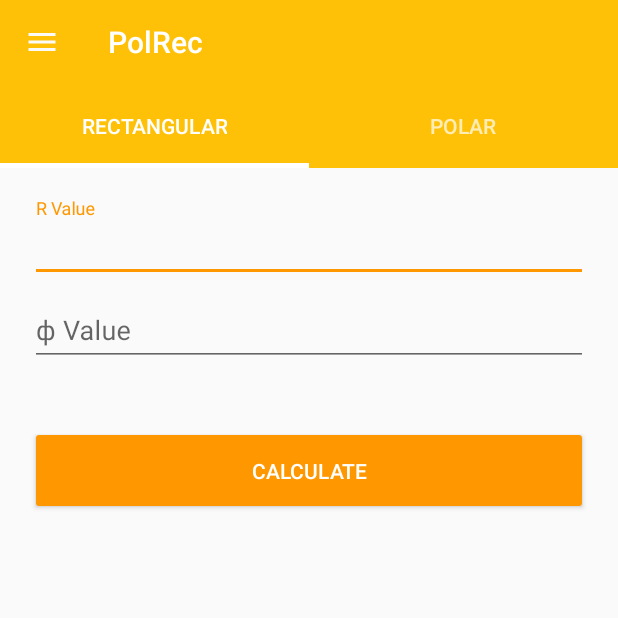
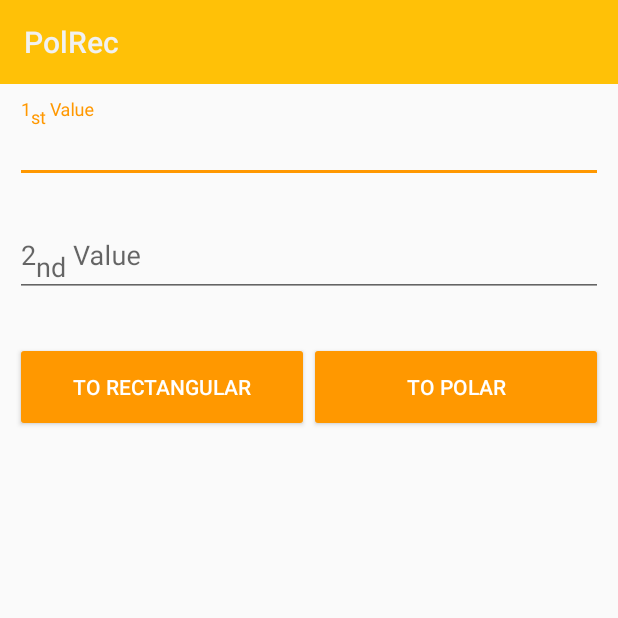
Before and after one commit to masbossun/PolRec, an Android app: the screen it shows after launch (MainActivity before the commit, ConvertActivity after it), on a phone screen of 412 x 824 dp, the top half of it. Run offline under Robolectric (Android 15) with nearby library versions, the phone set to English and light mode, and no system bars.

```diff
--- a/app/build.gradle
+++ b/app/build.gradle
@@ -1,5 +1,6 @@
 apply plugin: 'com.android.application'
 apply plugin: 'kotlin-android'
+apply plugin: 'kotlin-android-extensions'
 
 android {
     compileSdkVersion 26
@@ -28,7 +29,7 @@ dependencies {
     testImplementation 'junit:junit:4.12'
     androidTestImplementation 'com.android.support.test:runner:1.0.1'
     androidTestImplementation 'com.android.support.test.espresso:espresso-core:3.0.1'
-    compile "org.jetbrains.kotlin:kotlin-stdlib-jre7:$kotlin_version"
+    implementation "org.jetbrains.kotlin:kotlin-stdlib-jre7:$kotlin_version"
 }
 repositories {
     mavenCentral()
--- a/app/src/main/AndroidManifest.xml
+++ b/app/src/main/AndroidManifest.xml
@@ -10,7 +10,7 @@
         android:supportsRtl="true"
         android:theme="@style/Theme.AppCompat.Light.NoActionBar">
         <activity
-            android:name=".MainActivity"
+            android:name=".ConvertActivity"
             android:theme="@style/AppTheme"
             android:screenOrientation="portrait">
             <intent-filter>
--- a/app/src/main/java/com/masbossun/ryansetiagi/polrec/MainActivity.kt
+++ /dev/null
@@ -1,98 +0,0 @@
-package com.masbossun.ryansetiagi.polrec
-
-
-import android.content.Intent
-import android.content.pm.ActivityInfo
-import android.support.design.widget.NavigationView
-import android.support.v4.view.GravityCompat
-import android.support.v4.widget.DrawerLayout
-import android.support.v7.app.ActionBar
-import android.support.v7.app.AppCompatActivity
-import android.os.Bundle
-import android.support.design.widget.TabLayout
-import android.support.v4.view.ViewPager
-import android.support.v7.widget.Toolbar
-import android.util.Log
-import android.util.TimeFormatException
-import android.view.MenuItem
-import android.view.View
-import android.widget.TableLayout
-import android.widget.Toast
-
-
-class MainActivity : AppCompatActivity() {
-
-    private lateinit var mDrawerLayout: DrawerLayout
-
-    override fun onCreate(savedInstanceState: Bundle?) {
-        super.onCreate(savedInstanceState)
-        setContentView(R.layout.activity_main)
-
-        val toolbar = findViewById<View>(R.id.toolbar) as Toolbar
-        setSupportActionBar(toolbar)
-
-        val actionBar = supportActionBar
-        actionBar!!.setDisplayHomeAsUpEnabled(true)
-        actionBar.setHomeAsUpIndicator(R.drawable.ic_menu_white_24dp)
-
-        mDrawerLayout = findViewById(R.id.drawer_layout)
-
-        val navigationView = findViewById<NavigationView>(R.id.navView)
-        navigationView.setNavigationItemSelectedListener { item ->
-            item.isChecked = true
-            mDrawerLayout.closeDrawers()
-
-            val id = item.itemId
-            when (id) {
-                R.id.nav_pol -> {
-                    PolActivity.newInstance()
-                }
-                R.id.nav_Rec -> {
-                    RecActivity.newInstance()
-                }
-            }
-
-            true
-        }
-
-        val tabLayout: TabLayout = findViewById(R.id.tabLayout)
-        val viewPager: ViewPager = findViewById(R.id.view_pager)
-        val adapter = SampleAdapter(supportFragmentManager)
-
-        viewPager.adapter = adapter
-        tabLayout.setupWithViewPager(viewPager)
-
-        tabLayout.addOnTabSelectedListener(
-                object: TabLayout.OnTabSelectedListener{
-                    override fun onTabSelected(tab: TabLayout.Tab) {
-
-                    }
-
-                    override fun onTabUnselected(tab: TabLayout.Tab) {
-
-                    }
-
-                    override fun onTabReselected(tab: TabLayout.Tab) {
-
-                    }
-                })
-    }
-
-    override fun onOptionsItemSelected(item: MenuItem): Boolean {
-        when (item.itemId) {
-            android.R.id.home -> {
-                mDrawerLayout.openDrawer(GravityCompat.START)
-                return true
-            }
-        }
-        return super.onOptionsItemSelected(item)
-    }
-
-    override fun onBackPressed() {
-        if (mDrawerLayout.isDrawerOpen(GravityCompat.START)){
-            mDrawerLayout.closeDrawer(GravityCompat.START)
-        }else {
-            super.onBackPressed()
-        }
-    }
-}
--- a/app/src/main/java/com/masbossun/ryansetiagi/polrec/PolActivity.kt
+++ /dev/null
@@ -1,83 +0,0 @@
-package com.masbossun.ryansetiagi.polrec
-
-import android.content.Context
-import android.os.Bundle
-import android.support.annotation.MainThread
-import android.support.v4.app.Fragment
-import android.support.v4.app.FragmentActivity
-import android.support.v7.view.ContextThemeWrapper
-import android.text.InputType
-import android.util.AttributeSet
-import android.view.LayoutInflater
-import android.view.View
-import android.view.ViewGroup
-import android.widget.Button
-import android.widget.EditText
-import android.widget.TextView
-import android.widget.Toast
-import java.lang.Math.pow
-import java.math.BigDecimal
-import java.util.zip.Inflater
-import kotlin.math.sqrt
-
-
-class PolActivity : Fragment(){
-
-    private var textView: TextView? = null
-    private var xValue: EditText? = null
-    private var yValue: EditText? = null
-
-    override fun onCreateView(inflater: LayoutInflater?, container: ViewGroup?, savedInstanceState: Bundle?): View? {
-        val view = inflater!!.inflate(R.layout.layout_pol, container, false)
-
-        textView = view.findViewById<View>(R.id.viewHasil) as TextView
-        xValue = view.findViewById<View>(R.id.valX) as EditText
-        yValue = view.findViewById<View>(R.id.valY) as EditText
-
-        val button = view.findViewById<View>(R.id.viewCalculate) as Button
-        button.setOnClickListener(
-                View.OnClickListener {
-                    buttonClicked(view)
-                }
-        )
-
-        return view
-    }
-
-    private fun calculateR(x: String, y: String): Double{
-        val exponent = 2.0
-        val r = Math.sqrt( Math.pow(x.toDouble(),exponent) + Math.pow(y.toDouble(),exponent) )
-        return r
-    }
-
-    private fun calculateDeg(x: String, y: String): Double{
-        val deg = ( Math.atan( y.toDouble() / x.toDouble() ) * 180 ) / Math.PI
-        return deg
-    }
-
-    private fun buttonClicked(view: View){
-        val xVal = xValue?.text.toString()
-        val yVal = yValue?.text.toString()
-
-        val calR = calculateR(xVal, yVal).toString()
-        val calDeg = calculateDeg(xVal, yVal).toString()
-
-        if (calR.length >= 15 && calDeg.length >= 15){
-            val newCalR = calR.substring(0, 15)
-            val newCalDeg = calDeg.substring(0, 15)
-            textView?.setText(
-                    getString(R.string.calculatePol, newCalR, newCalDeg)
-            )
-        }else{
-            textView?.setText(
-                    getString(R.string.calculatePol, calR, calDeg)
-            )
-        }
-
-    }
-
-    companion object {
-        fun newInstance(): PolActivity = PolActivity()
-    }
-
-}
--- a/app/src/main/java/com/masbossun/ryansetiagi/polrec/RecActivity.kt
+++ /dev/null
@@ -1,86 +0,0 @@
-package com.masbossun.ryansetiagi.polrec
-
-import android.content.Context
-import android.os.Bundle
-import android.support.v4.app.Fragment
-import android.support.v4.app.FragmentActivity
-import android.util.AttributeSet
-import android.view.LayoutInflater
-import android.view.View
-import android.view.ViewGroup
-import android.widget.Button
-import android.widget.EditText
-import android.widget.TextView
-
-/**
- * Created by Ryan Setiagi on 28/03/2018.
- */
-class RecActivity : Fragment() {
-
-    private var textView: TextView? = null
-    private var rValue: EditText? = null
-    private var degValue: EditText? = null
-
-    override fun onCreateView(inflater: LayoutInflater?, container: ViewGroup?, savedInstanceStae: Bundle?): View? {
-        val view = inflater!!.inflate(R.layout.layout_rec, container, false)
-
-        textView = view.findViewById<View>(R.id.viewHasil) as TextView
-        rValue = view.findViewById<View>(R.id.valR) as EditText
-        degValue = view.findViewById<View>(R.id.valDeg) as EditText
-
-        val button = view.findViewById<View>(R.id.viewCalculate) as Button
-        button.setOnClickListener(View.OnClickListener { buttonClicked(view) })
-
-
-        return view
-    }
-
-    private fun toRadian(x: String): Double{
-        val X = (x.toDouble() * Math.PI) / 180
-        return X
-    }
-
-    private fun calculateX(r: String, deg: String): Double{
-        val x = r.toDouble() * Math.cos( toRadian(deg) )
-        return x
-    }
-
-    private fun calculateY(r: String, deg: String): Double{
-        val y = r.toDouble() * Math.sin( toRadian(deg) )
-        return y
-    }
-
-    private fun buttonClicked(view: View){
-        val valR = rValue?.text.toString()
-        val valDeg = degValue?.text.toString()
-
-        val calX = calculateX(valR, valDeg).toString()
-        val calY = Math.abs(calculateY(valR, valDeg)).toString()
-
-        if (calculateY(valR, valDeg) > 0){
-            if (calX.length > 15 && calY.length > 15){
-                val newX = calX.substring(0, 15)
-                val newY = calY.substring(0, 15)
-                textView?.setText(getString(R.string.calculateRecPositive, newX, newY))
-            }else{
-                textView?.setText(getString(R.string.calculateRecPositive, calX, calY))
-            }
-        }else{
-            if (calX.length > 15 && calY.length > 15){
-                val newX = calX.substring(0, 15)
-                val newY = calY.substring(0, 15)
-                textView?.setText(getString(R.string.calculateRecNegative, newX, newY))
-            }else{
-                textView?.setText(getString(R.string.calculateRecNegative, calX, calY))
-            }
-        }
-
-    }
-
-
-
-    companion object {
-        fun newInstance(): RecActivity = RecActivity()
-    }
-
-}
--- a/app/src/main/java/com/masbossun/ryansetiagi/polrec/SampleAdapter.kt
+++ /dev/null
@@ -1,27 +0,0 @@
-package com.masbossun.ryansetiagi.polrec
-
-import android.support.v4.app.FragmentManager
-import android.support.v4.app.Fragment
-import android.support.v4.app.FragmentPagerAdapter
-
-/**
- * Created by Ryan Setiagi on 28/03/2018.
- */
-class SampleAdapter(fm: FragmentManager) : FragmentPagerAdapter(fm) {
-
-    override fun getItem(position: Int): Fragment? =
-            when(position){
-                0 -> RecActivity.newInstance()
-                1 -> PolActivity.newInstance()
-                else -> null
-            }
-
-    override fun getPageTitle(position: Int): CharSequence =
-            when(position){
-                0 -> "Rectangular"
-                1 -> "Polar"
-                else -> ""
-            }
-
-    override fun getCount(): Int = 2
-}
--- /dev/null
+++ b/app/src/main/res/layout/activity_convert.xml
@@ -0,0 +1,91 @@
+<?xml version="1.0" encoding="utf-8"?>
+<RelativeLayout
+    xmlns:android="http://schemas.android.com/apk/res/android"
+    android:layout_width="match_parent"
+    android:layout_height="match_parent"
+    android:fitsSystemWindows="true">
+
+    <LinearLayout
+        android:id="@+id/linearLayout1"
+        android:layout_width="match_parent"
+        android:layout_height="wrap_content"
+        android:orientation="vertical"
+        android:layout_marginBottom="10dp">
+
+        <android.support.v7.widget.Toolbar
+            android:layout_width="match_parent"
+            android:layout_height="wrap_content"
+            android:id="@+id/toolbar"
+            android:background="@color/colorPrimaryPol"
+            android:theme="@style/AppTheme.PopupOverlay"
+            />
+
+        <android.support.design.widget.TextInputLayout
+            android:layout_width="match_parent"
+            android:layout_height="wrap_content"
+            android:padding="10dp">
+
+            <EditText
+                android:id="@+id/firstVal"
+                android:layout_width="match_parent"
+                android:layout_height="match_parent"
+                android:hint="@string/firstVal"
+                android:inputType="number|numberDecimal|numberSigned"/>
+
+        </android.support.design.widget.TextInputLayout>
+
+        <android.support.design.widget.TextInputLayout
+            android:layout_width="match_parent"
+            android:layout_height="wrap_content"
+            android:padding="10dp">
+
+            <EditText
+                android:id="@+id/secondVal"
+                android:layout_width="match_parent"
+                android:layout_height="match_parent"
+                android:hint="@string/secondVal"
+                android:inputType="number|numberDecimal|numberSigned"/>
+
+        </android.support.design.widget.TextInputLayout>
+
+    </LinearLayout>
+
+    <LinearLayout
+        android:id="@+id/linearLayout2"
+        android:layout_below="@id/linearLayout1"
+        android:layout_width="match_parent"
+        android:layout_height="wrap_content"
+        android:orientation="horizontal"
+        android:weightSum="1.0"
+        android:padding="10dp">
+
+        <Button
+            android:layout_width="0dp"
+            android:layout_height="60dp"
+            android:layout_weight="0.5"
+            android:id="@+id/rectangularButton"
+            android:text="@string/to_rectangular"
+            style="@style/Base.Widget.AppCompat.Button.Colored"/>
+
+        <Button
+            android:layout_width="0dp"
+            android:layout_height="60dp"
+            android:layout_weight="0.5"
+            android:id="@+id/polarButton"
+            android:text="@string/to_polar"
+            style="@style/Base.Widget.AppCompat.Button.Colored"/>
+
+    </LinearLayout>
+
+    <TextView
+        android:padding="10dp"
+        android:gravity="center"
+        android:textAlignment="center"
+        android:id="@+id/viewHasil"
+        android:layout_marginTop="20dp"
+        android:layout_width="match_parent"
+        android:layout_height="wrap_content"
+        android:layout_below="@id/linearLayout2"
+        android:textSize="20sp"/>
+
+</RelativeLayout>
--- a/app/src/main/res/layout/activity_main.xml
+++ /dev/null
@@ -1,56 +0,0 @@
-<?xml version="1.0" encoding="utf-8"?>
-<android.support.v4.widget.DrawerLayout
-    xmlns:android="http://schemas.android.com/apk/res/android"
-    xmlns:app="http://schemas.android.com/apk/res-auto"
-    xmlns:tools="http://schemas.android.com/tools"
-    android:layout_width="match_parent"
-    android:layout_height="match_parent"
-    tools:context="com.masbossun.ryansetiagi.polrec.MainActivity"
-    android:fitsSystemWindows="true"
-    android:id="@+id/drawer_layout">
-
-    <LinearLayout
-        android:layout_width="match_parent"
-        android:layout_height="wrap_content"
-        android:id="@+id/contentFrame"
-        android:theme="@style/AppTheme.AppBarOverlay"
-        android:orientation="vertical">
-
-        <android.support.v7.widget.Toolbar
-            android:layout_width="match_parent"
-            android:layout_height="?attr/actionBarSize"
-            android:id="@+id/toolbar"
-            android:background="@color/colorPrimaryPol"
-            app:layout_scrollFlags="scroll|enterAlways"
-            android:theme="@style/AppTheme.PopupOverlay"
-            />
-
-        <android.support.design.widget.TabLayout
-            android:layout_width="match_parent"
-            android:layout_height="?attr/actionBarSize"
-            android:id="@+id/tabLayout"
-            android:layout_gravity="start"
-            android:background="@color/colorPrimaryPol"
-            app:tabGravity="fill"
-            app:tabMode="fixed"
-            style="@style/CustomTabLayout"
-            />
-
-        <android.support.v4.view.ViewPager
-            android:layout_width="match_parent"
-            android:layout_height="wrap_content"
-            android:id="@+id/view_pager"
-            app:layout_behavior="@string/appbar_scrolling_view_behavior"/>
-    </LinearLayout>
-
-    <android.support.design.widget.NavigationView
-        android:layout_width="wrap_content"
-        android:layout_height="match_parent"
-        android:id="@+id/navView"
-        android:layout_gravity="start"
-        android:fitsSystemWindows="true"
-        app:menu="@menu/drawer_view"
-        app:headerLayout="@layout/nav_header"
-        />
-
-</android.support.v4.widget.DrawerLayout>
--- a/app/src/main/res/layout/layout_rec.xml
+++ /dev/null
@@ -1,60 +0,0 @@
-<?xml version="1.0" encoding="utf-8"?>
-<LinearLayout xmlns:android="http://schemas.android.com/apk/res/android"
-    android:layout_width="match_parent"
-    android:layout_height="match_parent"
-    android:orientation="vertical"
-    android:paddingTop="20dp"
-    android:paddingEnd="20dp"
-    android:paddingStart="20dp"
-    >
-
-    <android.support.design.widget.TextInputLayout
-        android:layout_width="match_parent"
-        android:layout_height="wrap_content">
-
-        <EditText
-            android:layout_width="match_parent"
-            android:layout_height="wrap_content"
-            android:id="@+id/valR"
-            android:hint="@string/r_value"
-            android:inputType="number|numberSigned|numberDecimal"
-            />
-
-    </android.support.design.widget.TextInputLayout>
-
-    <android.support.design.widget.TextInputLayout
-        android:layout_width="match_parent"
-        android:layout_height="wrap_content">
-
-        <EditText
-            android:layout_width="match_parent"
-            android:layout_height="wrap_content"
-            android:id="@+id/valDeg"
-            android:hint="@string/degree_value"
-            android:inputType="number|numberSigned|numberDecimal"
-            />
-
-    </android.support.design.widget.TextInputLayout>
-
-    <Button
-        android:layout_marginTop="40dp"
-        android:layout_width="match_parent"
-        android:layout_height="wrap_content"
-        android:id="@+id/viewCalculate"
-        android:text="@string/calculateButton"
-        style="@style/Widget.AppCompat.Button.Colored"
-        android:padding="20dp"
-        />
-
-
-    <TextView
-        android:layout_gravity="center"
-        android:layout_width="match_parent"
-        android:layout_height="wrap_content"
-        android:id="@+id/viewHasil"
-        android:layout_marginTop="20dp"
-        android:textAlignment="center"
-        android:textSize="20sp"/>
-
-
-</LinearLayout>
--- a/app/src/main/res/menu/drawer_view.xml
+++ /dev/null
@@ -1,13 +0,0 @@
-<?xml version="1.0" encoding="utf-8"?>
-<menu xmlns:android="http://schemas.android.com/apk/res/android">
-    <group android:checkableBehavior="single">
-        <item
-            android:id="@+id/nav_Rec"
-            android:title="@string/rec"
-            android:icon="@drawable/ic_linear_scale_black_24dp"/>
-        <item
-            android:id="@+id/nav_pol"
-            android:title="@string/pol"
-            android:icon="@drawable/ic_adjust_black_24dp"/>
-    </group>
-</menu>
--- a/app/src/main/res/values/colors.xml
+++ b/app/src/main/res/values/colors.xml
@@ -3,4 +3,5 @@
     <color name="colorPrimaryPol">#FFC107</color>
     <color name="colorPrimaryDarkPol">#C79100</color>
     <color name="colorAccentPol">#ff9800</color>
+    <color name="textColor">#f1f1f1</color>
 </resources>
--- a/app/src/main/res/values/strings.xml
+++ b/app/src/main/res/values/strings.xml
@@ -12,4 +12,14 @@
     <string name="calculateRecPositive">%1$s <xliff:g id="plus">\u002B</xliff:g> J%2$s</string>
     <string name="calculateRecNegative">%1$s <xliff:g id="minus">\u002D</xliff:g> J%2$s</string>
 
+    <string name="convertion">Conversion</string>
+    <string name="note">Note : <br/> - Konversi menggunakan mode Deg <br/>- Hasil tidak dibulatkan, hanya dipotong maks. 15 angka</string>
+    <string name="license">
+
+    </string>
+    <string name="about">About</string>
+    <string name="to_polar">to Polar</string>
+    <string name="to_rectangular">to Rectangular</string>
+    <string name="firstVal">1<sub>st</sub> Value</string>
+    <string name="secondVal">2<sub>nd</sub> Value</string>
 </resources>
--- a/build.gradle
+++ b/build.gradle
@@ -8,7 +8,7 @@ buildscript {
         jcenter()
     }
     dependencies {
-        classpath 'com.android.tools.build:gradle:3.0.1'
+        classpath 'com.android.tools.build:gradle:3.1.1'
         classpath "org.jetbrains.kotlin:kotlin-gradle-plugin:$kotlin_version"
 
         // NOTE: Do not place your application dependencies here; they belong
```
Also changed, not shown: app/src/main/java/com/masbossun/ryansetiagi/polrec/ConvertActivity.kt (added, +97 -0 lines), app/src/main/res/layout/activity_about.xml (added, +29 -0 lines), app/src/main/res/layout/layout_pol.xml (deleted, +0 -60 lines), app/src/main/res/layout/nav_header.xml (deleted, +0 -20 lines), gradle/wrapper/gradle-wrapper.properties.
